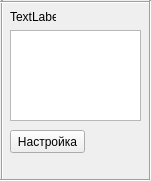
The window that MainForm/TableForm.ui (Hronbox/CASE_SWDEP) describes before a commit, drawn with Qt 5.
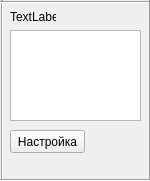
The same window after the commit.

The edit to the form file:
```diff
--- a/MainForm/TableForm.ui
+++ b/MainForm/TableForm.ui
@@ -6,7 +6,7 @@
    <rect>
     <x>0</x>
     <y>0</y>
-    <width>151</width>
+    <width>150</width>
     <height>181</height>
    </rect>
   </property>
```
